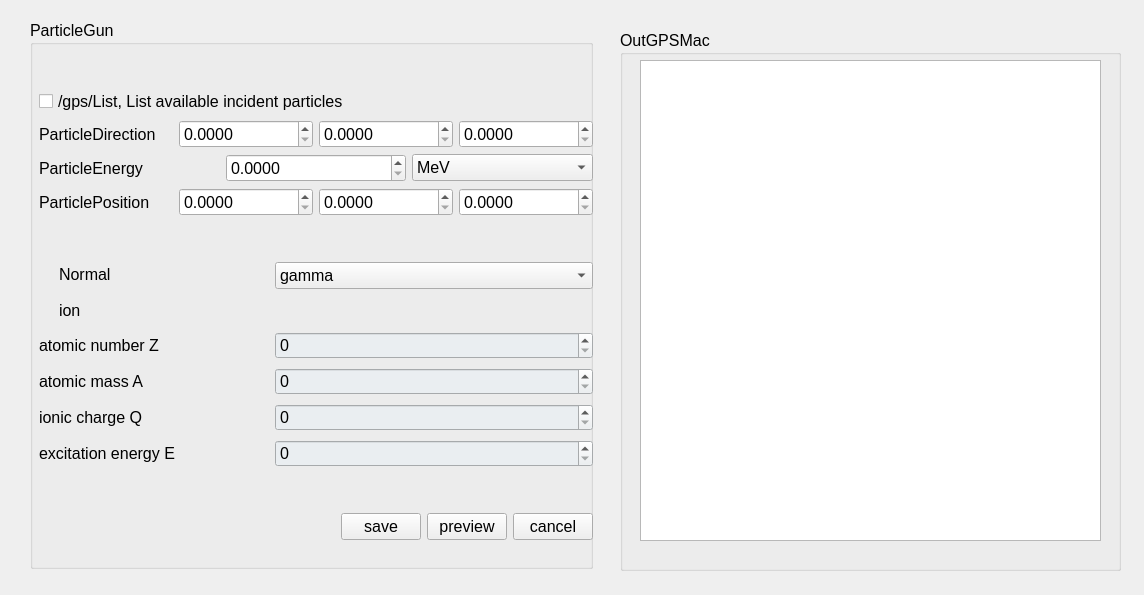
Before: the Qt Designer form GPSSourceGeneration.ui in Noah10198/Geant4GPSMacro, drawn with Qt 5.
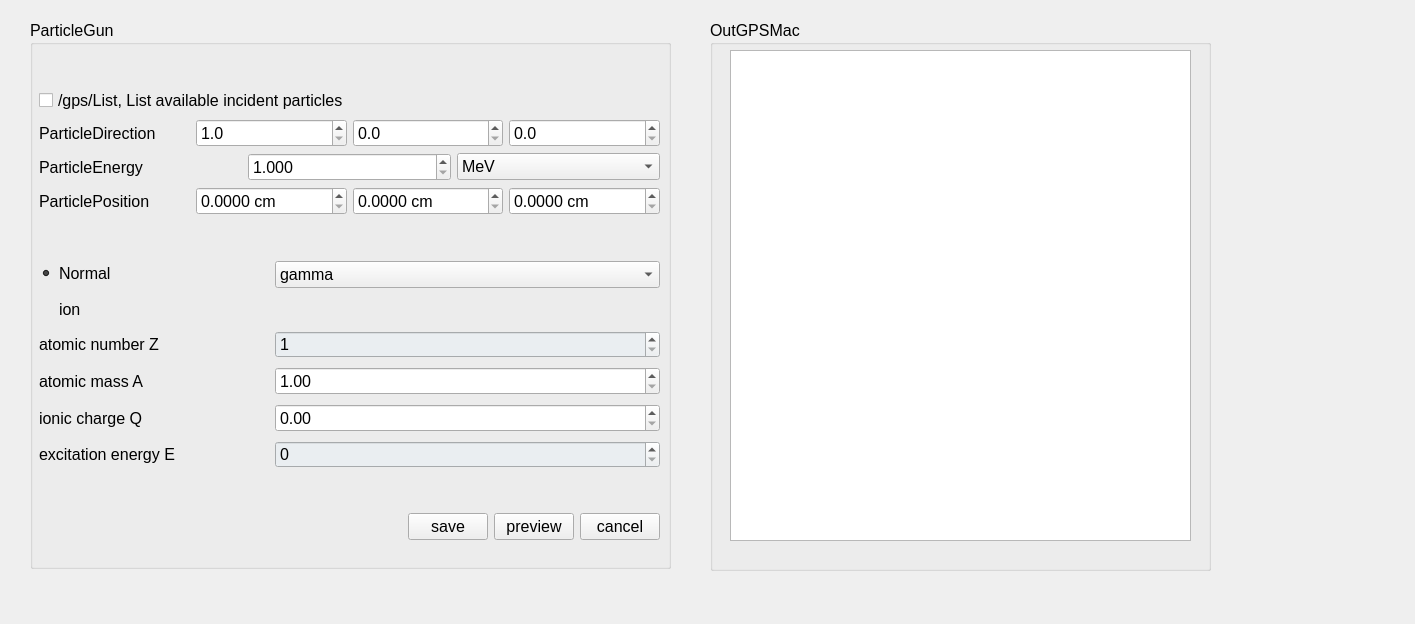
After: the same form once the commit is applied.

Commit message: finished GPS gun source

The edit to the form file:
```diff
--- a/GPSSourceGeneration.ui
+++ b/GPSSourceGeneration.ui
@@ -6,8 +6,8 @@
    <rect>
     <x>0</x>
     <y>0</y>
-    <width>1144</width>
-    <height>595</height>
+    <width>1415</width>
+    <height>624</height>
    </rect>
   </property>
   <property name="font">
@@ -24,7 +24,7 @@
     <rect>
      <x>30</x>
      <y>20</y>
-     <width>563</width>
+     <width>641</width>
      <height>549</height>
     </rect>
    </property>
@@ -36,7 +36,7 @@
      <rect>
       <x>9</x>
       <y>29</y>
-      <width>554</width>
+      <width>621</width>
       <height>491</height>
      </rect>
     </property>
@@ -77,31 +77,37 @@
            <property name="prefix">
             <string/>
            </property>
+           <property name="suffix">
+            <string/>
+           </property>
            <property name="decimals">
-            <number>4</number>
+            <number>1</number>
+           </property>
+           <property name="minimum">
+            <double>1.000000000000000</double>
            </property>
            <property name="maximum">
-            <double>99999999.000000000000000</double>
+            <double>100.000000000000000</double>
            </property>
           </widget>
          </item>
          <item>
           <widget class="QDoubleSpinBox" name="ParticleDirY">
            <property name="decimals">
-            <number>4</number>
+            <number>1</number>
            </property>
            <property name="maximum">
-            <double>99999999.000000000000000</double>
+            <double>100.000000000000000</double>
            </property>
           </widget>
          </item>
          <item>
           <widget class="QDoubleSpinBox" name="ParticleDirZ">
            <property name="decimals">
-            <number>4</number>
+            <number>1</number>
            </property>
            <property name="maximum">
-            <double>99999999.000000000000000</double>
+            <double>100.000000000000000</double>
            </property>
           </widget>
          </item>
@@ -119,7 +125,10 @@
          <item>
           <widget class="QDoubleSpinBox" name="doubleSpinBox">
            <property name="decimals">
-            <number>4</number>
+            <number>3</number>
+           </property>
+           <property name="minimum">
+            <double>1.000000000000000</double>
            </property>
            <property name="maximum">
             <double>99999999.000000000000000</double>
@@ -167,7 +176,10 @@
           </widget>
          </item>
          <item>
-          <widget class="QDoubleSpinBox" name="doubleSpinBox_7">
+          <widget class="QDoubleSpinBox" name="ParticlePosX">
+           <property name="suffix">
+            <string> cm</string>
+           </property>
            <property name="decimals">
             <number>4</number>
            </property>
@@ -177,7 +189,10 @@
           </widget>
          </item>
          <item>
-          <widget class="QDoubleSpinBox" name="doubleSpinBox_8">
+          <widget class="QDoubleSpinBox" name="ParticlePosY">
+           <property name="suffix">
+            <string> cm</string>
+           </property>
            <property name="decimals">
             <number>4</number>
            </property>
@@ -187,7 +202,10 @@
           </widget>
          </item>
          <item>
-          <widget class="QDoubleSpinBox" name="doubleSpinBox_9">
+          <widget class="QDoubleSpinBox" name="ParticlePosZ">
+           <property name="suffix">
+            <string> cm</string>
+           </property>
            <property name="decimals">
             <number>4</number>
            </property>
@@ -235,6 +253,9 @@
          <property name="text">
           <string>Normal</string>
          </property>
+         <property name="checked">
+          <bool>true</bool>
+         </property>
         </widget>
        </item>
        <item row="0" column="1">
@@ -314,8 +335,11 @@
     selection-color: #0a214c; 				/*被选中时候的颜色*/
     selection-background-color: #0e73f2;			/*被选中时候背景的颜色*/</string>
          </property>
+         <property name="minimum">
+          <number>1</number>
+         </property>
          <property name="maximum">
-          <number>99999</number>
+          <number>200</number>
          </property>
         </widget>
        </item>
@@ -326,25 +350,6 @@
          </property>
         </widget>
        </item>
-       <item row="3" column="1">
-        <widget class="QSpinBox" name="source_atomQuality">
-         <property name="sizePolicy">
-          <sizepolicy hsizetype="Preferred" vsizetype="Fixed">
-           <horstretch>0</horstretch>
-           <verstretch>0</verstretch>
-          </sizepolicy>
-         </property>
-         <property name="styleSheet">
-          <string notr="true">background-color:transparent;
-    background-color: #eaeef1;               		/*背景颜色*/
-    selection-color: #0a214c; 				/*被选中时候的颜色*/
-    selection-background-color: #0e73f2;			/*被选中时候背景的颜色*/</string>
-         </property>
-         <property name="maximum">
-          <number>99999</number>
-         </property>
-        </widget>
-       </item>
        <item row="4" column="0">
         <widget class="QLabel" name="label_33">
          <property name="text">
@@ -352,25 +357,6 @@
          </property>
         </widget>
        </item>
-       <item row="4" column="1">
-        <widget class="QSpinBox" name="source_atomElectric">
-         <property name="sizePolicy">
-          <sizepolicy hsizetype="Preferred" vsizetype="Fixed">
-           <horstretch>0</horstretch>
-           <verstretch>0</verstretch>
-          </sizepolicy>
-         </property>
-         <property name="styleSheet">
-          <string notr="true">background-color:transparent;
-    background-color: #eaeef1;               		/*背景颜色*/
-    selection-color: #0a214c; 				/*被选中时候的颜色*/
-    selection-background-color: #0e73f2;			/*被选中时候背景的颜色*/</string>
-         </property>
-         <property name="maximum">
-          <number>99999</number>
-         </property>
-        </widget>
-       </item>
        <item row="5" column="0">
         <widget class="QLabel" name="label_34">
          <property name="text">
@@ -378,6 +364,23 @@
          </property>
         </widget>
        </item>
+       <item row="3" column="1">
+        <widget class="QDoubleSpinBox" name="source_atomMass">
+         <property name="minimum">
+          <double>1.000000000000000</double>
+         </property>
+         <property name="maximum">
+          <double>400.000000000000000</double>
+         </property>
+        </widget>
+       </item>
+       <item row="4" column="1">
+        <widget class="QDoubleSpinBox" name="source_atomChargeQ">
+         <property name="maximum">
+          <double>400.000000000000000</double>
+         </property>
+        </widget>
+       </item>
        <item row="5" column="1">
         <widget class="QSpinBox" name="source_arouseEnergy">
          <property name="sizePolicy">
@@ -393,7 +396,7 @@
     selection-background-color: #0e73f2;			/*被选中时候背景的颜色*/</string>
          </property>
          <property name="maximum">
-          <number>99999</number>
+          <number>9</number>
          </property>
         </widget>
        </item>
@@ -456,10 +459,10 @@
   <widget class="QGroupBox" name="groupBox">
    <property name="geometry">
     <rect>
-     <x>620</x>
-     <y>30</y>
+     <x>710</x>
+     <y>20</y>
      <width>501</width>
-     <height>541</height>
+     <height>551</height>
     </rect>
    </property>
    <property name="title">
@@ -471,7 +474,7 @@
       <x>20</x>
       <y>30</y>
       <width>461</width>
-      <height>481</height>
+      <height>491</height>
      </rect>
     </property>
    </widget>
```
Left out of the diff: 22 changed lines with no effect on the pictures. The commit also changes 6 other files.
